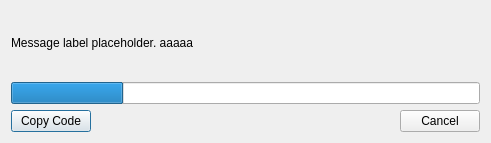
This is launcher/ui/dialogs/MSALoginDialog.ui in VorwerkUa2/WerkLauncher as Qt 5 draws it before an edit. The edited form follows.
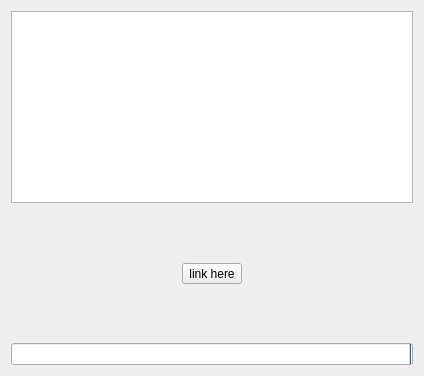
This is the edited form. Icons and pictures are not drawn. Custom widgets are drawn as their Qt base class.

Commit message:
NOISSUE revamp the MSA login dialog
It now has a more sensible UI/UX:
- Added a QR code you can scan on your phone to complete the logn flow
- Inverted the progress bar to show that it is a timeout
- Redone the text label so that it does not break the layout when it has multiple lines

Also started working on redoing the accounts/profiles/skins/capes management in general

Patch:
```diff
--- a/launcher/ui/dialogs/MSALoginDialog.ui
+++ b/launcher/ui/dialogs/MSALoginDialog.ui
@@ -6,12 +6,12 @@
    <rect>
     <x>0</x>
     <y>0</y>
-    <width>491</width>
-    <height>143</height>
+    <width>424</width>
+    <height>376</height>
    </rect>
   </property>
   <property name="sizePolicy">
-   <sizepolicy hsizetype="Fixed" vsizetype="Fixed">
+   <sizepolicy hsizetype="Fixed" vsizetype="MinimumExpanding">
     <horstretch>0</horstretch>
     <verstretch>0</verstretch>
    </sizepolicy>
@@ -19,58 +19,110 @@
   <property name="windowTitle">
    <string>Add Microsoft Account</string>
   </property>
-  <layout class="QVBoxLayout" name="verticalLayout">
-   <item>
-    <widget class="QLabel" name="label">
+  <layout class="QGridLayout" name="gridLayout">
+   <item row="2" column="0">
+    <spacer name="horizontalSpacer">
+     <property name="orientation">
+      <enum>Qt::Horizontal</enum>
+     </property>
+     <property name="sizeHint" stdset="0">
+      <size>
+       <width>112</width>
+       <height>20</height>
+      </size>
+     </property>
+    </spacer>
+   </item>
+   <item row="2" column="2">
+    <spacer name="horizontalSpacer_2">
+     <property name="orientation">
+      <enum>Qt::Horizontal</enum>
+     </property>
+     <property name="sizeHint" stdset="0">
+      <size>
+       <width>111</width>
+       <height>20</height>
+      </size>
+     </property>
+    </spacer>
+   </item>
+   <item row="3" column="0" colspan="3">
+    <spacer name="verticalSpacer">
+     <property name="orientation">
+      <enum>Qt::Vertical</enum>
+     </property>
+     <property name="sizeHint" stdset="0">
+      <size>
+       <width>20</width>
+       <height>40</height>
+      </size>
+     </property>
+    </spacer>
+   </item>
+   <item row="2" column="1">
+    <widget class="QToolButton" name="linkButton">
+     <property name="sizePolicy">
+      <sizepolicy hsizetype="Preferred" vsizetype="Preferred">
+       <horstretch>0</horstretch>
+       <verstretch>0</verstretch>
+      </sizepolicy>
+     </property>
      <property name="text">
-      <string notr="true">Message label placeholder.
-
-aaaaa</string>
+      <string notr="true">link here</string>
      </property>
-     <property name="textFormat">
-      <enum>Qt::RichText</enum>
+     <property name="icon">
+      <iconset theme="edit"/>
      </property>
-     <property name="openExternalLinks">
-      <bool>true</bool>
+     <property name="iconSize">
+      <size>
+       <width>300</width>
+       <height>300</height>
+      </size>
      </property>
-     <property name="textInteractionFlags">
-      <set>Qt::LinksAccessibleByKeyboard|Qt::LinksAccessibleByMouse|Qt::TextBrowserInteraction|Qt::TextSelectableByKeyboard|Qt::TextSelectableByMouse</set>
+     <property name="toolButtonStyle">
+      <enum>Qt::ToolButtonTextUnderIcon</enum>
      </property>
     </widget>
    </item>
-   <item>
+   <item row="1" column="0" colspan="3">
+    <spacer name="verticalSpacer_2">
+     <property name="orientation">
+      <enum>Qt::Vertical</enum>
+     </property>
+     <property name="sizeHint" stdset="0">
+      <size>
+       <width>20</width>
+       <height>40</height>
+      </size>
+     </property>
+    </spacer>
+   </item>
+   <item row="0" column="0" colspan="3">
+    <widget class="WrapLabel" name="label">
+     <property name="acceptDrops">
+      <bool>false</bool>
+     </property>
+    </widget>
+   </item>
+   <item row="4" column="0" colspan="3">
     <widget class="QProgressBar" name="progressBar">
-     <property name="value">
-      <number>24</number>
-     </property>
      <property name="textVisible">
       <bool>false</bool>
      </property>
+     <property name="invertedAppearance">
+      <bool>true</bool>
+     </property>
     </widget>
    </item>
-   <item>
-    <layout class="QHBoxLayout" name="horizontalLayout">
-     <item>
-      <widget class="QPushButton" name="copyCodeButton">
-       <property name="text">
-        <string>Copy Code</string>
-       </property>
-      </widget>
-     </item>
-     <item>
-      <widget class="QDialogButtonBox" name="buttonBox">
-       <property name="orientation">
-        <enum>Qt::Horizontal</enum>
-       </property>
-       <property name="standardButtons">
-        <set>QDialogButtonBox::Cancel</set>
-       </property>
-      </widget>
-     </item>
-    </layout>
-   </item>
   </layout>
  </widget>
+ <customwidgets>
+  <customwidget>
+   <class>WrapLabel</class>
+   <extends>QTextEdit</extends>
+   <header>ui/widgets/WrapLabel.h</header>
+  </customwidget>
+ </customwidgets>
  <resources/>
  <connections/>
 </ui>
```
The commit also changes 20 other files.
